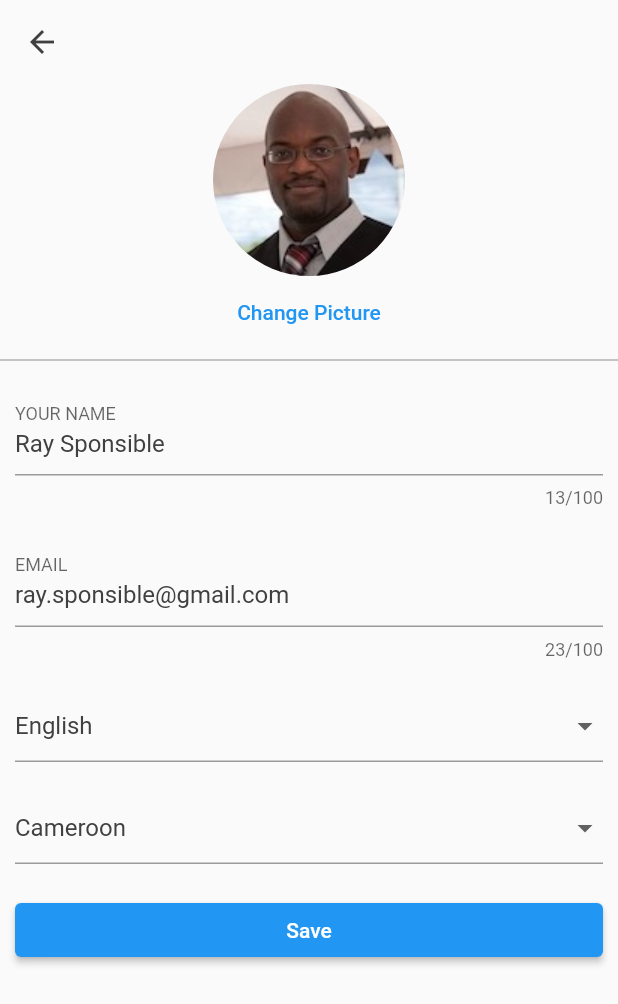
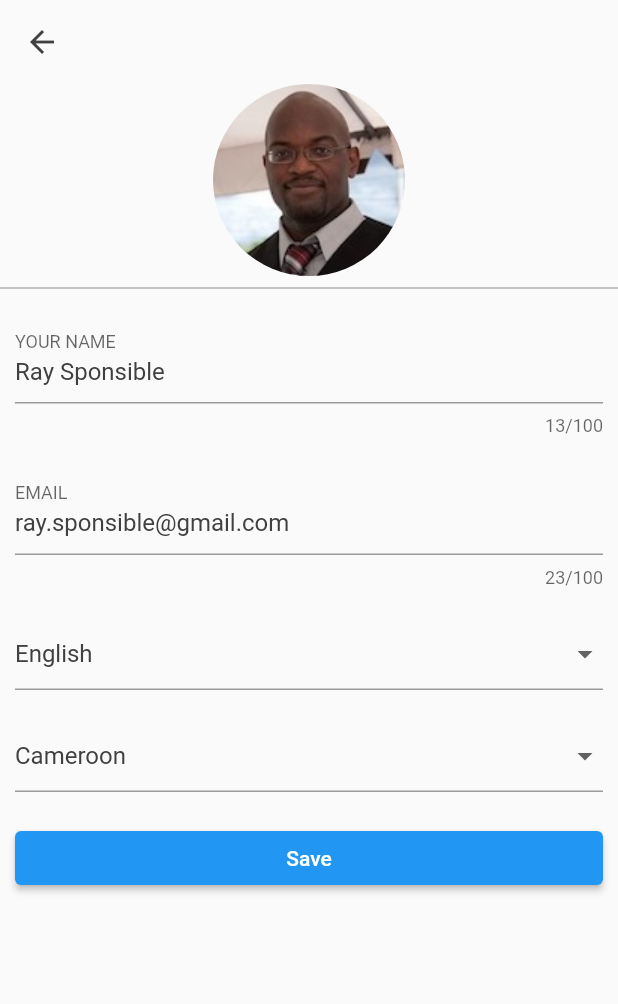
Before and after one commit to wutsi/wutsi_wallet_prototype, a Flutter app: the SettingsPersonalScreen screen opened directly, on a phone screen of 412 x 824 dp. Shown: the top 1004 px of the screen. Run offline on Flutter 3.47's test engine with Material 2 defaults, Android fonts, the light colour scheme and no system bars; our stand-ins replace contacts_service, intl_phone_field, permission_handler, pin_code_text_field, share_plus, shared_preferences; missing offline and left inert: sdui, wutsi_mobile; accounts and stored records are empty; statements that could not run were skipped.

Commit message:
remove link

```diff
--- a/lib/prototype/cash/settings_personal.dart
+++ b/lib/prototype/cash/settings_personal.dart
@@ -20,14 +20,6 @@ class SettingsPersonalScreen extends StatelessWidget {
                 child: Image.asset('assets/images/profile.jpeg',
                     width: 128, height: 128),
               ),
-              Container(
-                alignment: Alignment.topCenter,
-                child: SizedBox(
-                    width: double.infinity,
-                    child: TextButton(
-                        child: const Text('Change Picture'),
-                        onPressed: () => {})),
-              )
             ],
           ),
           const Divider(),
```
